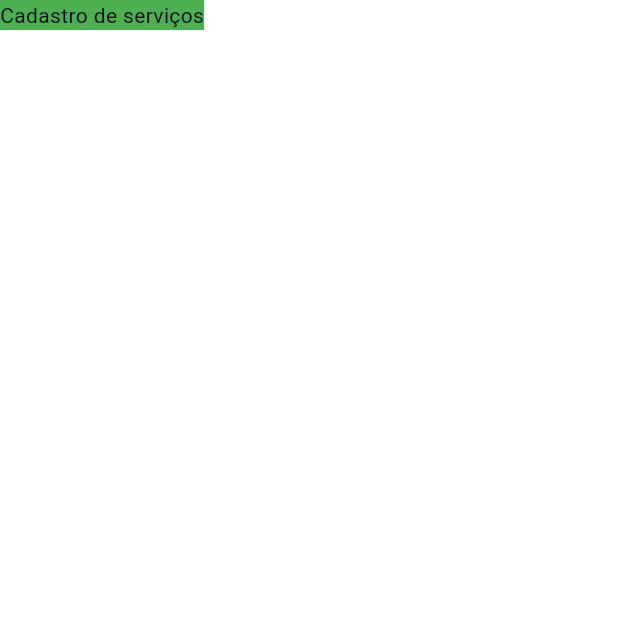
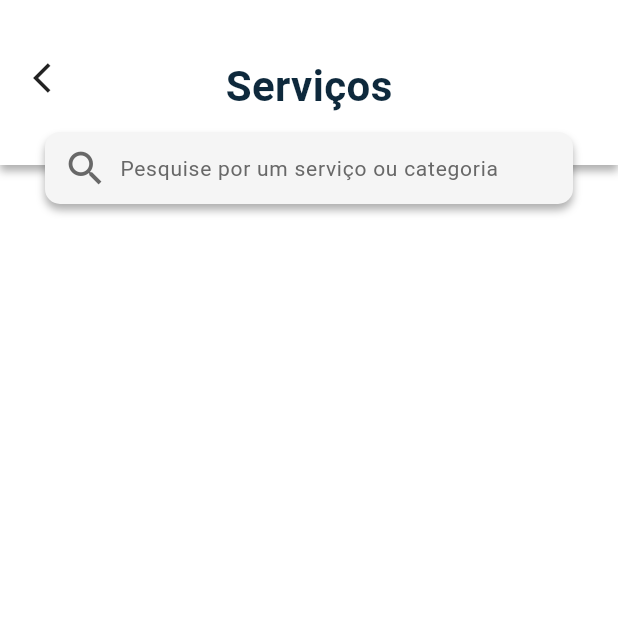
Before and after one commit to victorfidelis/prestador_de_servico, a Flutter app: the ServiceView screen opened by its route, on a phone screen of 412 x 824 dp, the top half of it. Run offline on Flutter 3.47's test engine with Material 3 defaults, Android fonts, the phone set to English and light mode, and no system bars; our stand-ins replace cloud_firestore, firebase_auth, firebase_core; accounts and stored records are empty; generated files the repository leaves out were written again.

Commit message:
init service view

```diff
--- a/prestador_de_servico/lib/app/app.dart
+++ b/prestador_de_servico/lib/app/app.dart
@@ -7,7 +7,7 @@ import 'package:prestador_de_servico/app/controllers/start/start_controller.dart
 import 'package:prestador_de_servico/app/services/app/app_service.dart';
 import 'package:prestador_de_servico/app/services/auth/auth_service.dart';
 import 'package:prestador_de_servico/app/shared/themes/theme.dart';
-import 'package:prestador_de_servico/app/views/create_user/create_account_view.dart';
+import 'package:prestador_de_servico/app/views/create_user/create_user_view.dart';
 import 'package:prestador_de_servico/app/views/service/service_view.dart';
 import 'package:prestador_de_servico/app/views/start/start_view.dart';
 import 'package:prestador_de_servico/app/views/login/login_view.dart';
--- a/prestador_de_servico/lib/app/shared/widgets/back_navigation.dart
+++ b/prestador_de_servico/lib/app/shared/widgets/back_navigation.dart
@@ -11,7 +11,7 @@ class BackNavigation extends StatelessWidget {
   @override
   Widget build(BuildContext context) {
     return Container(
-      margin: const EdgeInsets.only(left: 12, top: 26),
+      margin: const EdgeInsets.only(left: 12, top: 30),
       child: GestureDetector(
         onTap: onTap,
         child: const Padding(
--- /dev/null
+++ b/prestador_de_servico/lib/app/shared/widgets/custom_app_bar_title.dart
@@ -0,0 +1,24 @@
+import 'package:flutter/material.dart';
+
+class CustomAppBarTitle extends StatelessWidget {
+  final String title;
+  const CustomAppBarTitle({
+    super.key,
+    required this.title,
+  });
+
+  @override
+  Widget build(BuildContext context) {
+
+    return Center(
+      child: Text(
+        title,
+        style: TextStyle(
+          fontSize: 28,
+          color: Theme.of(context).colorScheme.primary,
+          fontWeight: FontWeight.w700,
+        ),
+      ),
+    );
+  }
+}
--- /dev/null
+++ b/prestador_de_servico/lib/app/shared/widgets/custom_header_container.dart
@@ -0,0 +1,28 @@
+import 'package:flutter/material.dart';
+
+class CustomHeaderContainer extends StatelessWidget {
+  final Widget child;
+  final double height;
+  const CustomHeaderContainer({
+    super.key,
+    required this.child,
+    required this.height,
+  });
+
+  @override
+  Widget build(BuildContext context) {
+    return Container(
+      height: height,
+      decoration: BoxDecoration(
+        color: Theme.of(context).colorScheme.surface,
+        boxShadow: [
+          BoxShadow(
+              color: Theme.of(context).colorScheme.shadow,
+              offset: const Offset(0, 4),
+              blurRadius: 4)
+        ],
+      ),
+      child: child,
+    );
+  }
+}
--- /dev/null
+++ b/prestador_de_servico/lib/app/shared/widgets/search_text_field.dart
@@ -0,0 +1,54 @@
+import 'package:flutter/material.dart';
+
+class SearchTextField extends StatelessWidget {
+  final String hintText;
+  final Function(String value) onChanged;
+
+  const SearchTextField({
+    super.key,
+    required this.hintText,
+    required this.onChanged,
+  });
+
+  @override
+  Widget build(BuildContext context) {
+    return Container(
+      margin: const EdgeInsets.symmetric(horizontal: 30),
+      decoration: BoxDecoration(
+        color: const Color(0xffF5F5F5),
+        borderRadius: const BorderRadius.all(Radius.circular(10)),
+        boxShadow: [
+          BoxShadow(
+            color: Theme.of(context).colorScheme.shadow,
+            offset: const Offset(0, 4),
+            blurRadius: 4,
+          )
+        ],
+      ),
+      child: Row(
+        children: [
+          const SizedBox(width: 12),
+          const Icon(
+            Icons.search,
+            size: 30,
+            color: Color(0xff686868),
+          ),
+          const SizedBox(width: 8),
+          Expanded(
+            child: TextField(
+              onChanged: onChanged,
+              decoration: InputDecoration(
+                hintText: hintText,
+                border: InputBorder.none,
+                hintStyle: const TextStyle(
+                  fontSize: 14,
+                  color: Color(0xff686868),
+                ),
+              ),
+            ),
+          ),
+        ],
+      ),
+    );
+  }
+}
--- a/prestador_de_servico/lib/app/views/service/service_view.dart
+++ b/prestador_de_servico/lib/app/views/service/service_view.dart
@@ -1,4 +1,8 @@
 import 'package:flutter/material.dart';
+import 'package:prestador_de_servico/app/shared/widgets/back_navigation.dart';
+import 'package:prestador_de_servico/app/shared/widgets/custom_app_bar_title.dart';
+import 'package:prestador_de_servico/app/shared/widgets/custom_header_container.dart';
+import 'package:prestador_de_servico/app/shared/widgets/search_text_field.dart';
 
 class ServiceView extends StatelessWidget {
   const ServiceView({super.key});
@@ -6,9 +10,28 @@ class ServiceView extends StatelessWidget {
   @override
   Widget build(BuildContext context) {
     return Scaffold(
-      body: Container(
-        color: Colors.green,
-        child: Text('Cadastro de serviços'),
+      body: Stack(
+        children: [
+          CustomHeaderContainer(
+            height: 110,
+            child: Stack(
+              children: [
+                Container(
+                  padding: const EdgeInsets.fromLTRB(50, 14, 50, 10),
+                  child: const CustomAppBarTitle(title: 'Serviços'),
+                ),
+                BackNavigation(onTap: () => Navigator.pop(context)),
+              ],
+            ),
+          ),
+          Container(
+            padding: const EdgeInsets.only(top: 88),
+            child: SearchTextField(
+              hintText: 'Pesquise por um serviço ou categoria',
+              onChanged: (String value) {},
+            ),
+          ),
+        ],
       ),
     );
   }
```
Also changed, not shown: prestador_de_servico/lib/app/views/create_user/create_user_view.dart (renamed from prestador_de_servico/lib/app/views/create_user/create_account_view.dart).
